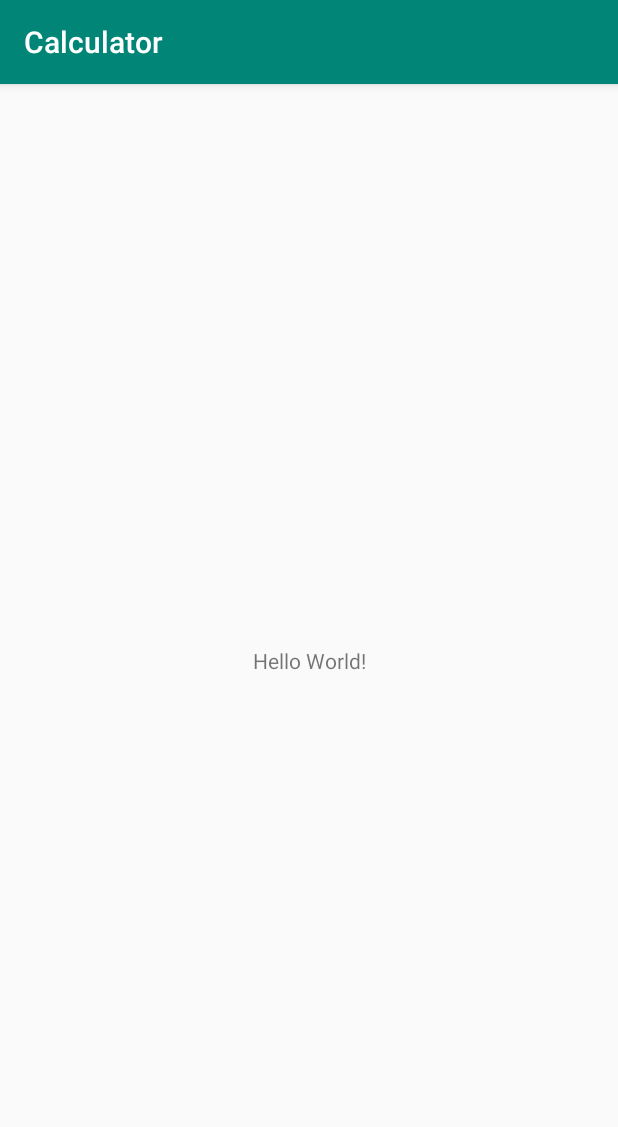
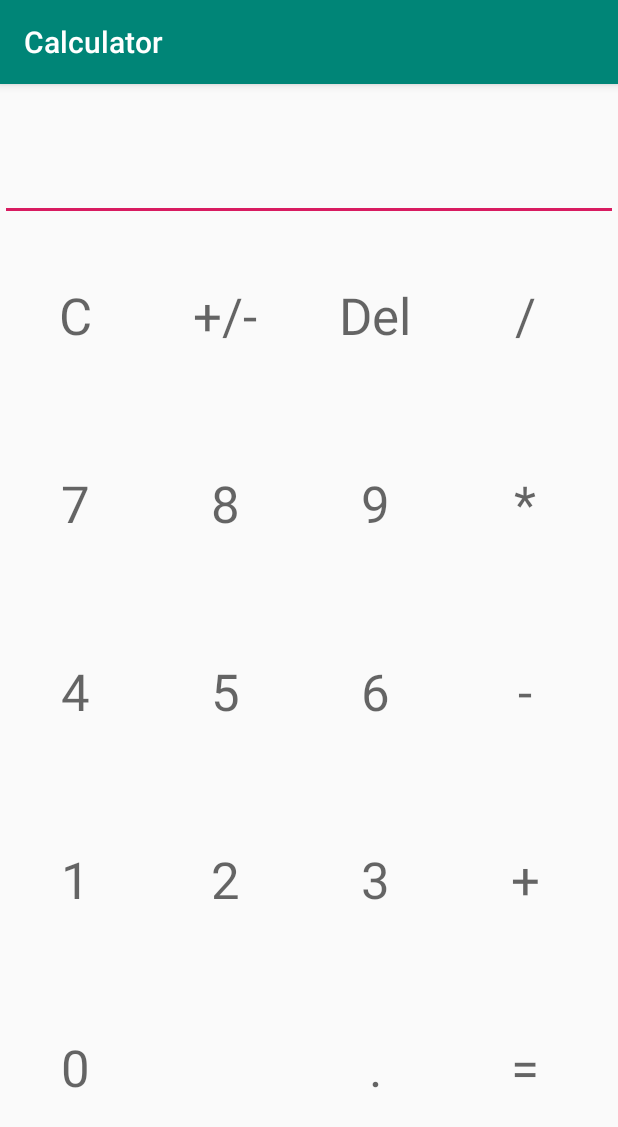
Before and after one commit to JosephCantrell/Calculator, an Android app: the screen it shows after launch (MainActivity before the commit, CalculatorActivity after it), on a phone screen of 412 x 824 dp. Shown: the top 1127 px of the screen. Run offline under Robolectric (Android 15) with nearby library versions, the phone set to English and light mode, and no system bars; 1 statement that could not run was skipped.

Commit message:
Added code functionality
Added controls in calculator activity. User can click on buttons and recieve information. Activity sends data to presenter. Presenter checks for valid values sent to the presenter. Then sends these values to the model to decode and separate operators from numbers. Model can compute the numbers. Untested.

```diff
--- a/app/src/main/AndroidManifest.xml
+++ b/app/src/main/AndroidManifest.xml
@@ -9,10 +9,10 @@
         android:roundIcon="@mipmap/ic_launcher_round"
         android:supportsRtl="true"
         android:theme="@style/AppTheme" >
-        <activity android:name=".MainActivity" >
+        <activity android:name="com.example.calculator.view.CalculatorActivity">
             <intent-filter>
+                <action android:name="android.intent.action.VIEW" />
                 <action android:name="android.intent.action.MAIN" />
-
                 <category android:name="android.intent.category.LAUNCHER" />
             </intent-filter>
         </activity>
--- a/app/src/main/java/com/example/calculator/MainActivity.java
+++ /dev/null
@@ -1,13 +0,0 @@
-package com.example.calculator;
-
-import androidx.appcompat.app.AppCompatActivity;
-import android.os.Bundle;
-
-public class MainActivity extends AppCompatActivity {
-
-    @Override
-    protected void onCreate(Bundle savedInstanceState) {
-        super.onCreate(savedInstanceState);
-        setContentView(R.layout.activity_main);
-    }
-}
--- /dev/null
+++ b/app/src/main/java/com/example/calculator/presenter/CalculatorPresenter.java
@@ -0,0 +1,61 @@
+package com.example.calculator.presenter;
+
+import android.util.Log;
+
+import com.example.calculator.model.Calculator;
+import com.example.calculator.view.CalculatorView;
+
+public class CalculatorPresenter implements Presenter {
+
+    private static String TAG = CalculatorPresenter.class.getName();     // For console information
+
+
+    private CalculatorView view;
+    private Calculator model;
+
+
+    public CalculatorPresenter(CalculatorView view) {
+        this.view = view;
+        this.model = new Calculator();
+    }
+
+    public void onCreate() {
+        model = new Calculator();
+    }
+
+    @Override
+    public void onPause() {
+
+    }
+
+    @Override
+    public void onResume() {
+
+    }
+
+    @Override
+    public void onDestroy() {
+
+    }
+
+    public void onButtonClicked(String tag){
+        String ValidChars = "CSB/*+-.=0123456789";
+        int index = ValidChars.indexOf(tag);
+        if(index == -1){    // NOT A VALID CHAR
+            Log.i(TAG, "Incorect Char Recieved: " + tag);
+        }
+        else
+        {
+            model.recieveInformation(tag);
+            sendCalculation(getCalculation());
+        }
+    }
+
+    public String getCalculation(){
+        return model.getString();
+    }
+
+    public void sendCalculation(String calculation){
+        view.setCalculatorText(calculation);
+    }
+}
--- /dev/null
+++ b/app/src/main/java/com/example/calculator/presenter/Presenter.java
@@ -0,0 +1,11 @@
+package com.example.calculator.presenter;
+
+
+public interface Presenter {
+
+    void onCreate();
+    void onPause();
+    void onResume();
+    void onDestroy();
+
+}
--- /dev/null
+++ b/app/src/main/java/com/example/calculator/view/CalculatorActivity.java
@@ -0,0 +1,74 @@
+package com.example.calculator.view;
+
+import androidx.appcompat.app.AppCompatActivity;
+import android.os.Bundle;
+import android.util.Log;
+import android.view.Menu;
+import android.view.MenuInflater;
+import android.view.MenuItem;
+import android.view.View;
+import android.view.ViewGroup;
+import android.widget.Button;
+import android.widget.TextView;
+
+import com.example.calculator.R;
+import com.example.calculator.presenter.CalculatorPresenter;
+
+public class CalculatorActivity extends AppCompatActivity implements CalculatorView{
+
+    private static String TAG = CalculatorActivity.class.getName();     // For console information
+
+    private ViewGroup buttonGrid;
+    private TextView CalculatorText;
+
+    CalculatorPresenter presenter = new CalculatorPresenter(this);
+
+    @Override
+    protected void onCreate(Bundle savedInstanceState) {
+        super.onCreate(savedInstanceState);
+        setContentView(R.layout.calculator);
+        buttonGrid = (ViewGroup) findViewById(R.id.buttonGrid);
+        CalculatorText = (TextView) findViewById(R.id.CalculatorText);
+        clearCalculatorText();
+    }
+
+    @Override
+    protected void onPause() {
+        super.onPause();
+        presenter.onPause();
+    }
+
+    @Override
+    protected void onResume() {
+        super.onResume();
+        presenter.onResume();
+    }
+
+    @Override
+    protected void onDestroy() {
+        super.onDestroy();
+        presenter.onDestroy();
+    }
+
+    public boolean onCreateOptionsMenu(Menu menu) {
+        MenuInflater inflater = getMenuInflater();
+        inflater.inflate(R.menu.menu_calculator, menu);
+        return true;
+    }
+
+    void onClick(View v)
+    {
+        Button button = (Button) v;
+        String tag = button.getTag().toString();
+        Log.i(TAG, "User Clicked " + tag);
+        presenter.onButtonClicked(tag);
+    }
+
+    public void setCalculatorText(String text){
+        CalculatorText.setText(text);
+    }
+
+    void clearCalculatorText(){
+        CalculatorText.setText('0');
+    }
+}
--- /dev/null
+++ b/app/src/main/java/com/example/calculator/view/CalculatorView.java
@@ -0,0 +1,6 @@
+package com.example.calculator.view;
+
+public interface CalculatorView {
+    void setCalculatorText(String text);
+
+}
--- a/app/src/main/res/layout/activity_main.xml
+++ /dev/null
@@ -1,19 +0,0 @@
-<?xml version="1.0" encoding="utf-8"?>
-<androidx.constraintlayout.widget.ConstraintLayout
-    xmlns:android="http://schemas.android.com/apk/res/android"
-    xmlns:tools="http://schemas.android.com/tools"
-    xmlns:app="http://schemas.android.com/apk/res-auto"
-    android:layout_width="match_parent"
-    android:layout_height="match_parent"
-    tools:context=".MainActivity">
-
-    <TextView
-        android:layout_width="wrap_content"
-        android:layout_height="wrap_content"
-        android:text="Hello World!"
-        app:layout_constraintBottom_toBottomOf="parent"
-        app:layout_constraintLeft_toLeftOf="parent"
-        app:layout_constraintRight_toRightOf="parent"
-        app:layout_constraintTop_toTopOf="parent" />
-
-</androidx.constraintlayout.widget.ConstraintLayout>
--- a/app/src/main/res/layout/calculator.xml
+++ b/app/src/main/res/layout/calculator.xml
@@ -4,12 +4,13 @@
     android:layout_height="match_parent">
 
     <EditText
-        android:id="@+id/editText"
+        android:id="@+id/CalculatorText"
         android:layout_width="match_parent"
         android:layout_height="91dp"
         android:ems="10"
         android:inputType="number" />
     <GridLayout
+        android:id="@+id/buttonGrid"
         android:layout_width="wrap_content"
         android:layout_height="wrap_content"
         android:columnCount="4"
@@ -22,6 +23,7 @@
             android:layout_row="0"
             android:layout_column="0"
             android:background="#00FFFFFF"
+            android:onClick="onClick"
             android:tag="C"
             android:text="@string/clear"
             android:textAppearance="@style/TextAppearance.AppCompat.Display1"
@@ -34,6 +36,7 @@
             android:layout_row="0"
             android:layout_column="1"
             android:background="#00FFFFFF"
+            android:onClick="onClick"
             android:tag="S"
             android:text="@string/sign"
             android:textAppearance="@style/TextAppearance.AppCompat.Display1"
@@ -46,6 +49,7 @@
             android:layout_row="0"
             android:layout_column="2"
             android:background="#00FFFFFF"
+            android:onClick="onClick"
             android:tag="D"
             android:text="@string/backspace"
             android:textAppearance="@style/TextAppearance.AppCompat.Display1"
@@ -58,6 +62,7 @@
             android:layout_row="0"
             android:layout_column="3"
             android:background="#00FFFFFF"
+            android:onClick="onClick"
             android:tag="/"
             android:text="@string/divide"
             android:textAppearance="@style/TextAppearance.AppCompat.Display1"
@@ -70,6 +75,7 @@
             android:layout_row="1"
             android:layout_column="0"
             android:background="#00FFFFFF"
+            android:onClick="onClick"
             android:tag="7"
             android:text="@string/seven"
             android:textAppearance="@style/TextAppearance.AppCompat.Display1"
@@ -82,6 +88,7 @@
             android:layout_row="1"
             android:layout_column="1"
             android:background="#00FFFFFF"
+            android:onClick="onClick"
             android:tag="8"
             android:text="@string/eight"
             android:textAppearance="@style/TextAppearance.AppCompat.Display1"
@@ -94,6 +101,7 @@
             android:layout_row="1"
             android:layout_column="2"
             android:background="#00FFFFFF"
+            android:onClick="onClick"
             android:tag="9"
             android:text="@string/nine"
             android:textAppearance="@style/TextAppearance.AppCompat.Display1"
@@ -106,6 +114,7 @@
             android:layout_row="1"
             android:layout_column="3"
             android:background="#00FFFFFF"
+            android:onClick="onClick"
             android:tag="*"
             android:text="@string/multiply"
             android:textAppearance="@style/TextAppearance.AppCompat.Display1"
@@ -118,6 +127,7 @@
             android:layout_row="2"
             android:layout_column="0"
             android:background="#00FFFFFF"
+            android:onClick="onClick"
             android:tag="4"
             android:text="@string/four"
             android:textAppearance="@style/TextAppearance.AppCompat.Display1"
@@ -130,6 +140,7 @@
             android:layout_row="2"
             android:layout_column="1"
             android:background="#00FFFFFF"
+            android:onClick="onClick"
             android:tag="5"
             android:text="@string/five"
             android:textAppearance="@style/TextAppearance.AppCompat.Display1"
@@ -142,6 +153,7 @@
             android:layout_row="2"
             android:layout_column="2"
             android:background="#00FFFFFF"
+            android:onClick="onClick"
             android:tag="6"
             android:text="@string/six"
             android:textAppearance="@style/TextAppearance.AppCompat.Display1"
@@ -154,6 +166,7 @@
             android:layout_row="2"
             android:layout_column="3"
             android:background="#00FFFFFF"
+            android:onClick="onClick"
             android:tag="-"
             android:text="@string/subtract"
             android:textAppearance="@style/TextAppearance.AppCompat.Display1"
@@ -166,6 +179,7 @@
             android:layout_row="3"
             android:layout_column="0"
             android:background="#00FFFFFF"
+            android:onClick="onClick"
             android:tag="1"
             android:text="@string/one"
             android:textAppearance="@style/TextAppearance.AppCompat.Display1"
@@ -178,6 +192,7 @@
             android:layout_row="3"
             android:layout_column="1"
             android:background="#00FFFFFF"
+            android:onClick="onClick"
             android:tag="2"
             android:text="@string/two"
             android:textAppearance="@style/TextAppearance.AppCompat.Display1"
@@ -190,6 +205,7 @@
             android:layout_row="3"
             android:layout_column="2"
             android:background="#00FFFFFF"
+            android:onClick="onClick"
             android:tag="3"
             android:text="@string/three"
             android:textAppearance="@style/TextAppearance.AppCompat.Display1"
@@ -202,6 +218,7 @@
             android:layout_row="3"
             android:layout_column="3"
             android:background="#00FFFFFF"
+            android:onClick="onClick"
             android:tag="+"
             android:text="@string/add"
             android:textAppearance="@style/TextAppearance.AppCompat.Display1"
@@ -214,6 +231,7 @@
             android:layout_row="4"
             android:layout_column="0"
             android:background="#00FFFFFF"
+            android:onClick="onClick"
             android:tag="0"
             android:text="@string/zero"
             android:textAppearance="@style/TextAppearance.AppCompat.Display1"
@@ -226,6 +244,7 @@
             android:layout_row="4"
             android:layout_column="2"
             android:background="#00FFFFFF"
+            android:onClick="onClick"
             android:tag="."
             android:text="@string/decimal"
             android:textAppearance="@style/TextAppearance.AppCompat.Display1"
@@ -238,6 +257,7 @@
             android:layout_row="4"
             android:layout_column="3"
             android:background="#00FFFFFF"
+            android:onClick="onClick"
             android:tag="="
             android:text="@string/equals"
             android:textAppearance="@style/TextAppearance.AppCompat.Display1"
--- a/app/src/main/res/values/strings.xml
+++ b/app/src/main/res/values/strings.xml
@@ -1,7 +1,5 @@
 <resources>
     <string name="app_name">Calculator</string>
-    <string name="winner">Winner</string>
-    <string name="action_reset">Reset</string>
 
     <string name="clear">C</string>
     <string name="sign">+/-</string>
```
Also changed, not shown: app/src/main/java/com/example/calculator/model/Calculator.java (added, +103 -0 lines).
